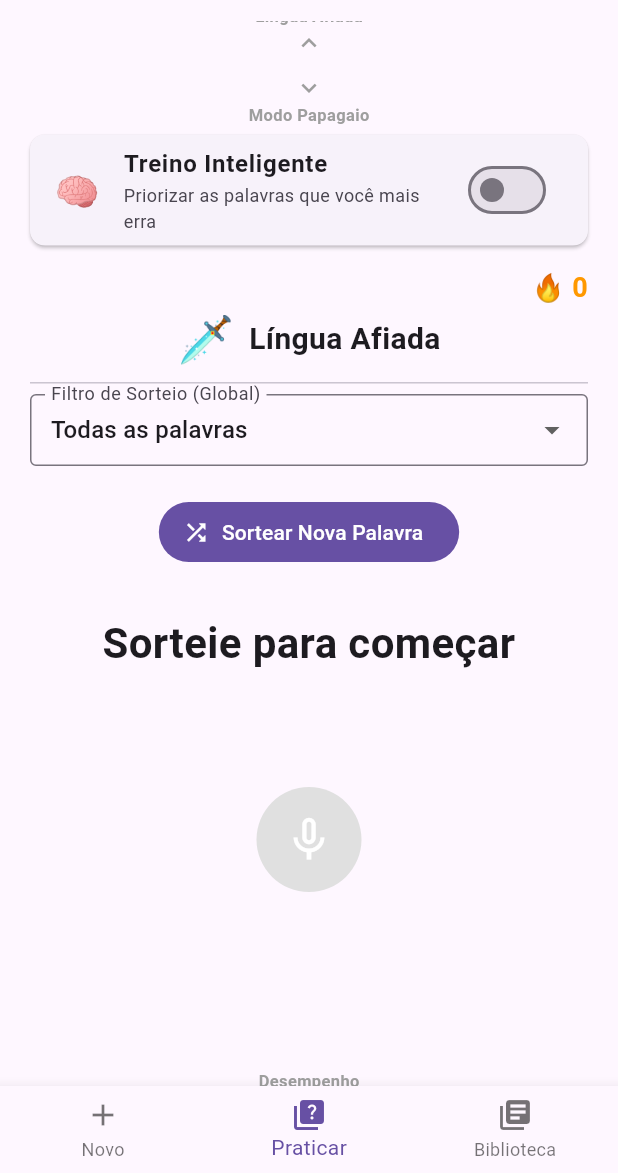
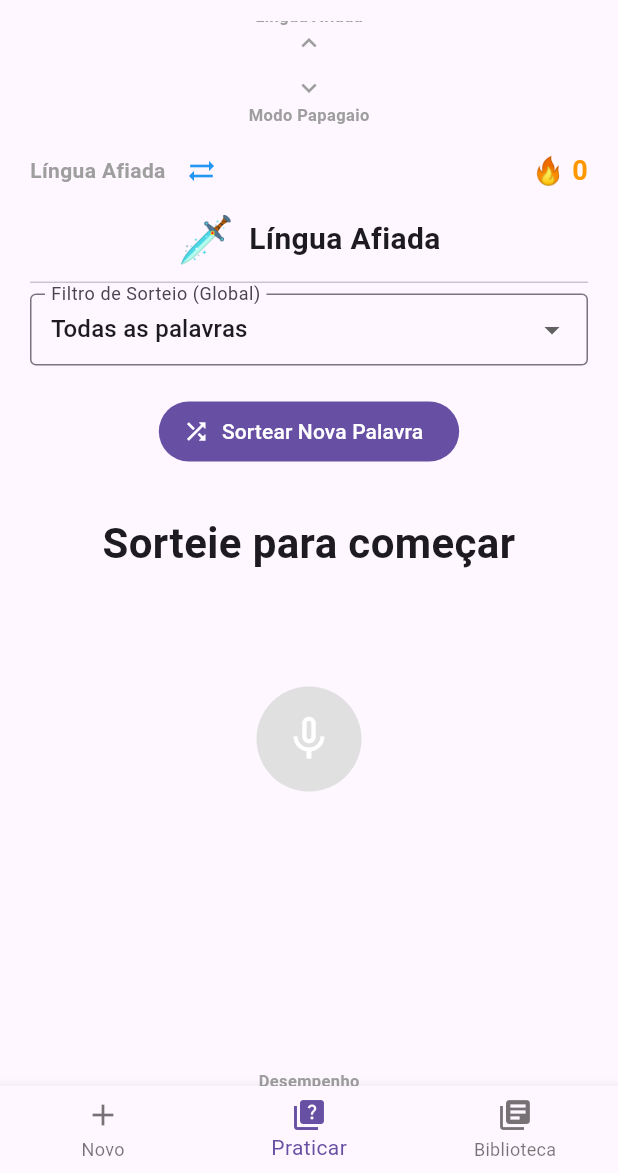
Before and after one commit to Pedrodinix/memory_word, a Flutter app: the screen it shows after launch, scrolled down 1152 dp, on a phone screen of 412 x 824 dp, the part 63-1236 px from its top. Run offline on Flutter 3.47's test engine with Material 3 defaults, Android fonts, the phone set to English and light mode, and no system bars; our stand-ins replace audioplayers, flutter_tts, image_picker, speech_to_text, sqflite; missing offline and left inert: translator; accounts and stored records are empty.

Commit message:
V9
Novidades e Melhorias no MemoryWord
🧠 Sistema de Repetição Espaçada & Treino Inteligente:

Implementação de um sistema de ranking de dificuldade por palavra com base na contagem de erros (escala de 0 a 6).

Indicadores Visuais de Cores: Cores dinâmicas na biblioteca e na tela de detalhes (🟢 Verde para palavras consolidadas, 🟡 Amarelo para nível médio e 🔴 Vermelho para palavras que exigem maior atenção).

Modo de Treino Inteligente: Um modo de estudo focado que prioriza automaticamente a exibição das palavras mais difíceis (vermelhas e amarelas) durante o treino.

✍️ Novo Modo "Escrita Afiada":

Adicionado como um modo alternativo de treino, permitindo ouvir a pronúncia da palavra na língua de estudo e testar a capacidade de escrita correta através do teclado.

📱 Otimização de Interface e Experiência de Utilizador (UX):

Anti-Overflow com Teclado: Integração de barras roláveis dinâmicas (SingleChildScrollView) em todas as abas de prática e registo, impedindo que o teclado virtual do telemóvel cubra os campos de texto ou botões de confirmação.

Confirmação por Enter/OK: Suporte completo para submeter respostas ou guardar palavras diretamente pressionando a tecla "Enter/OK" do teclado do telemóvel.

Modo Noturno Aprimorado: Ajuste de contraste e cores para garantir total legibilidade dos elementos em ambientes escuros.

🌐 Ajustes de Layout e Biblioteca:

Otimização do cabeçalho da biblioteca para suportar nomes de idiomas longos sem quebrar o layout (ex: Biblioteca (Inglês)), acompanhado do contador discreto do total de registos.

```diff
--- a/lib/main.dart
+++ b/lib/main.dart
@@ -34,7 +34,7 @@ final ValueNotifier<ThemeMode> appThemeMode = ValueNotifier(ThemeMode.light);
 final ValueNotifier<String> appLanguage = ValueNotifier('Inglês');
 final ValueNotifier<String> appNativeLanguage = ValueNotifier('Português');
 final ValueNotifier<bool> appFeedbackEnabled = ValueNotifier(true);
-final ValueNotifier<bool> appTreinoInteligente = ValueNotifier(false); // NOVO: Toggle Inteligente
+final ValueNotifier<bool> appTreinoInteligente = ValueNotifier(false);
 
 // --- MOTOR DE TRADUÇÃO GLOBAL ---
 String t(String text) {
@@ -111,7 +111,6 @@ String t(String text) {
     'Acertos / Erros:': {'en': 'Hits / Misses:', 'de': 'Treffer / Fehler:', 'es': 'Aciertos / Errores:', 'fr': 'Réussites / Échecs :'},
     'Combos Especiais 🎉:': {'en': 'Special Combos 🎉:', 'de': 'Spezielle Kombos 🎉:', 'es': 'Combos Especiales 🎉:', 'fr': 'Combos Spéciaux 🎉:'},
     'Tempo no Papagaio 🦜:': {'en': 'Parrot Time 🦜:', 'de': 'Papageienzeit 🦜:', 'es': 'Tiempo en Loro 🦜:', 'fr': 'Temps Perroquet 🦜:'},
-    'Sua Biblioteca em': {'en': 'Your Library in', 'de': 'Deine Bibliothek in', 'es': 'Tu Biblioteca en', 'fr': 'Votre Bibliothèque en'},
     'registradas': {'en': 'registered', 'de': 'registriert', 'es': 'registradas', 'fr': 'enregistrées'},
     'Pesquisar...': {'en': 'Search...', 'de': 'Suchen...', 'es': 'Buscar...', 'fr': 'Rechercher...'},
     'Nenhuma palavra encontrada.': {'en': 'No words found.', 'de': 'Keine Wörter gefunden.', 'es': 'No se encontraron palabras.', 'fr': 'Aucun mot trouvé.'},
@@ -127,13 +126,15 @@ String t(String text) {
     'Cancelar': {'en': 'Cancel', 'de': 'Abbrechen', 'es': 'Cancelar', 'fr': 'Annuler'},
     'Sim': {'en': 'Yes', 'de': 'Ja', 'es': 'Sí', 'fr': 'Oui'},
     'Excluir': {'en': 'Delete', 'de': 'Löschen', 'es': 'Eliminar', 'fr': 'Supprimer'},
-    // NOVOS TEXTOS DE TREINO INTELIGENTE
     'Treino Inteligente': {'en': 'Smart Training', 'de': 'Intelligentes Training', 'es': 'Entrenamiento Inteligente', 'fr': 'Entraînement Intelligent'},
     'Priorizar as palavras que você mais erra': {'en': 'Prioritize the words you miss the most', 'de': 'Priorisiere Wörter, die du oft falsch machst', 'es': 'Priorizar las palabras que más fallas', 'fr': 'Privilégier les mots que vous ratez le plus'},
     'Bom (Verde)': {'en': 'Good (Green)', 'de': 'Gut (Grün)', 'es': 'Bueno (Verde)', 'fr': 'Bon (Vert)'},
     'Médio (Amarelo)': {'en': 'Medium (Yellow)', 'de': 'Mittel (Gelb)', 'es': 'Medio (Amarillo)', 'fr': 'Moyen (Jaune)'},
     'Ruim (Vermelho)': {'en': 'Bad (Red)', 'de': 'Schlecht (Rot)', 'es': 'Deficiente (Rojo)', 'fr': 'Mauvais (Rouge)'},
     'Dificuldade Atual:': {'en': 'Current Difficulty:', 'de': 'Aktuelle Schwierigkeit:', 'es': 'Dificultad Actual:', 'fr': 'Difficulté Actuelle :'},
+    'Escrita Afiada': {'en': 'Sharp Writing', 'de': 'Scharfes Schreiben', 'es': 'Escritura Afilada', 'fr': 'Écriture Pointue'},
+    'Escrita Perfeita! 🎉': {'en': 'Perfect Writing! 🎉', 'de': 'Perfektes Schreiben! 🎉', 'es': '¡Escritura Perfecta! 🎉', 'fr': 'Écriture Parfaite ! 🎉'},
+    'Digite o que ouviu': {'en': 'Type what you heard', 'de': 'Tippe, was du gehört hast', 'es': 'Escribe lo que escuchaste', 'fr': 'Tapez ce que vous avez entendu'},
   };
   return dict[text]?[code] ?? text;
 }
@@ -187,9 +188,8 @@ class DatabaseHelper {
 
     return await openDatabase(
       fullPath,
-      version: 8, // Subiu para a versão 8 para suportar o Ranking
+      version: 8,
       onCreate: (db, version) async {
-        // Nova coluna 'erros' adicionada na criação principal
         await db.execute('''CREATE TABLE palavras (id INTEGER PRIMARY KEY AUTOINCREMENT, ingles TEXT NOT NULL, traducao TEXT NOT NULL, imagem TEXT, lingua TEXT NOT NULL DEFAULT 'Inglês', erros INTEGER DEFAULT 0)''');
         await db.execute('''CREATE TABLE configuracoes (chave TEXT PRIMARY KEY, valor TEXT)''');
         await db.execute('''CREATE TABLE estatisticas (data TEXT PRIMARY KEY, respondidas INTEGER DEFAULT 0, acertos INTEGER DEFAULT 0, erros INTEGER DEFAULT 0, especiais INTEGER DEFAULT 0, tempo_papagaio INTEGER DEFAULT 0)''');
@@ -209,31 +209,26 @@ class DatabaseHelper {
           await db.execute('''CREATE TABLE IF NOT EXISTS estatisticas_mensais (mes TEXT PRIMARY KEY, respondidas INTEGER DEFAULT 0, acertos INTEGER DEFAULT 0, erros INTEGER DEFAULT 0, especiais INTEGER DEFAULT 0, tempo_papagaio INTEGER DEFAULT 0)''');
         }
         if (oldVersion < 8) {
-          // Atualiza tabelas antigas para suportarem o novo sistema de pontuação
           try { await db.execute("ALTER TABLE palavras ADD COLUMN erros INTEGER DEFAULT 0"); } catch (_) {}
         }
       },
     );
   }
 
-  // --- LÓGICA DE DIFICULDADE DE PALAVRA (NOVO) ---
   Future<void> atualizarDificuldade(String ingles, String lingua, bool acertou) async {
     final db = await instance.database;
-    // Pega o erro máximo atual dessa palavra específica
     final res = await db.rawQuery('SELECT MAX(erros) as erros FROM palavras WHERE ingles = ? COLLATE NOCASE AND lingua = ?', [ingles, lingua]);
     int errosAtuais = 0;
     if (res.isNotEmpty && res.first['erros'] != null) {
       errosAtuais = (res.first['erros'] as num).toInt();
     }
 
-    // Matemática do Ranking (Verde: 0-2, Amarelo: 3-4, Vermelho: 5-6)
     if (acertou) {
-      errosAtuais = max(0, errosAtuais - 1); // Diminui erro até mínimo de 0
+      errosAtuais = max(0, errosAtuais - 1);
     } else {
-      errosAtuais = min(6, errosAtuais + 1); // Aumenta erro até máximo de 6
-    }
-
-    // Atualiza a pontuação em todos os significados dessa mesma palavra
+      errosAtuais = min(6, errosAtuais + 1);
+    }
+
     await db.execute('UPDATE palavras SET erros = ? WHERE ingles = ? COLLATE NOCASE AND lingua = ?', [errosAtuais, ingles, lingua]);
   }
 
@@ -291,16 +286,14 @@ class DatabaseHelper {
     await db.insert('palavras', row, conflictAlgorithm: ConflictAlgorithm.replace);
   }
 
-  // Lógica de Sorteio (Agora com suporte ao Treino Inteligente)
   Future<List<Map<String, dynamic>>> fetchCustomWords(String linguaAtual, String filtro, String customVal) async {
     final db = await instance.database;
     int limit = -1;
     if (filtro != 'todas') { limit = filtro == 'custom' ? (int.tryParse(customVal) ?? -1) : (int.tryParse(filtro) ?? -1); }
 
-    // Se o Treino Inteligente estiver ligado, força o banco de dados a priorizar os maiores erros
     String orderBy = 'MAX(id) DESC';
     if (appTreinoInteligente.value) {
-      orderBy = 'MAX(erros) DESC, RANDOM()'; // Mistura palavras dentro do mesmo nível de erro
+      orderBy = 'MAX(erros) DESC, RANDOM()';
     }
 
     String query = '''SELECT ingles, GROUP_CONCAT(traducao, '|') as traducoes, MAX(imagem) as imagem, MAX(erros) as erros FROM palavras WHERE lingua = ? GROUP BY ingles COLLATE NOCASE ORDER BY $orderBy''';
@@ -480,6 +473,9 @@ class _PracticeTabState extends State<PracticeTab> {
   Color _sharpResultColor = Colors.black;
   bool _hasAnsweredSharp = false;
 
+  bool _isSharpWriting = false; // NOVO: Flag para Modo Escrita Afiada
+  final _sharpAnswerCtrl = TextEditingController(); // NOVO: Controle de texto para Escrita Afiada
+
   @override
   void initState() {
     super.initState();
@@ -499,7 +495,7 @@ class _PracticeTabState extends State<PracticeTab> {
     if (oldWidget.currentLang != widget.currentLang) {
       if (_isParrotPlaying) _stopParrot();
       _currentWordNormal = null; _answerCtrl.clear(); _resultTextNormal = ''; _hasAnsweredNormal = false;
-      _currentWordSharp = null; _sharpResultText = ''; _spokenText = ''; _hasAnsweredSharp = false;
+      _currentWordSharp = null; _sharpResultText = ''; _spokenText = ''; _hasAnsweredSharp = false; _sharpAnswerCtrl.clear();
       _streak = 0; _nextMilestone = 10;
     }
   }
@@ -515,6 +511,7 @@ class _PracticeTabState extends State<PracticeTab> {
     _parrotCustomCtrl.dispose();
     _sharpCustomCtrl.dispose();
     _answerCtrl.dispose();
+    _sharpAnswerCtrl.dispose();
     super.dispose();
   }
 
@@ -524,7 +521,6 @@ class _PracticeTabState extends State<PracticeTab> {
 
   void _handleAnswer(bool isCorrect, String wordIngles) {
     DatabaseHelper.instance.registrarAtividade('respondidas');
-    // NOVO: Atualiza a dificuldade baseada na resposta da palavra exata
     DatabaseHelper.instance.atualizarDificuldade(wordIngles, widget.currentLang, isCorrect);
 
     if (isCorrect) {
@@ -578,8 +574,11 @@ class _PracticeTabState extends State<PracticeTab> {
     return ValueListenableBuilder<bool>(
         valueListenable: appTreinoInteligente,
         builder: (context, isSmart, child) {
+          bool isDark = Theme.of(context).brightness == Brightness.dark;
+          Color? cardColor = isSmart ? (isDark ? Colors.blue.withOpacity(0.2) : Colors.blue.shade50) : null;
+
           return Card(
-            color: isSmart ? Colors.blue.shade50 : null,
+            color: cardColor,
             margin: const EdgeInsets.only(bottom: 15),
             shape: RoundedRectangleBorder(borderRadius: BorderRadius.circular(10), side: BorderSide(color: isSmart ? Colors.blue : Colors.transparent, width: 2)),
             child: SwitchListTile(
@@ -590,7 +589,6 @@ class _PracticeTabState extends State<PracticeTab> {
               onChanged: (val) {
                 appTreinoInteligente.value = val;
                 DatabaseHelper.instance.updateConfig('treino_inteligente', val.toString());
-                // Força o re-sorteio de palavras ao ligar/desligar a dificuldade
                 if (!_isParrotPlaying && !_isListening) {
                   if (_pageController.page == 0) _drawWordNormal();
                   if (_pageController.page == 2) _drawWordSharp();
@@ -646,7 +644,7 @@ class _PracticeTabState extends State<PracticeTab> {
       }
     });
 
-    _handleAnswer(acertou, _currentWordNormal!['ingles']); // Passa a palavra original
+    _handleAnswer(acertou, _currentWordNormal!['ingles']);
     await Future.delayed(const Duration(milliseconds: 2500));
     if (mounted && _hasAnsweredNormal) { _drawWordNormal(); }
   }
@@ -739,7 +737,7 @@ class _PracticeTabState extends State<PracticeTab> {
     if (words.isEmpty) { setState(() { _sharpResultText = t('Nenhuma palavra encontrada.'); _sharpResultColor = Colors.blue; }); return; }
     setState(() {
       _currentWordSharp = words[Random().nextInt(words.length)];
-      _sharpResultText = ''; _spokenText = ''; _hasAnsweredSharp = false;
+      _sharpResultText = ''; _spokenText = ''; _hasAnsweredSharp = false; _sharpAnswerCtrl.clear();
     });
     _falar(_currentWordSharp!['ingles']);
   }
@@ -790,7 +788,29 @@ class _PracticeTabState extends State<PracticeTab> {
       }
     });
 
-    _handleAnswer(acertou, _currentWordSharp!['ingles']); // Passa a palavra original
+    _handleAnswer(acertou, _currentWordSharp!['ingles']);
+    await Future.delayed(const Duration(milliseconds: 2500));
+    if (mounted && _hasAnsweredSharp) { _drawWordSharp(); }
+  }
+
+  // NOVO: Função para verificar resposta do modo Escrita Afiada
+  void _verifyAnswerSharpWriting() async {
+    if (_currentWordSharp == null || _sharpAnswerCtrl.text.isEmpty || _hasAnsweredSharp) return;
+
+    setState(() { _hasAnsweredSharp = true; });
+    String target = _currentWordSharp!['ingles'].toString().toLowerCase().trim();
+    String userAnswer = _sharpAnswerCtrl.text.toLowerCase().trim();
+
+    bool acertou = (target == userAnswer);
+    setState(() {
+      if (acertou) {
+        _sharpResultText = t('Escrita Perfeita! 🎉'); _sharpResultColor = Colors.green;
+      } else {
+        _sharpResultText = '${t('Incorreta. O correto é:')} $target'; _sharpResultColor = Colors.red;
+      }
+    });
+
+    _handleAnswer(acertou, _currentWordSharp!['ingles']);
     await Future.delayed(const Duration(milliseconds: 2500));
     if (mounted && _hasAnsweredSharp) { _drawWordSharp(); }
   }
@@ -853,11 +873,12 @@ class _PracticeTabState extends State<PracticeTab> {
     return Column(
       children: [
         Expanded(
-          child: Padding(
+          // NOVO: SingleChildScrollView permite rolar e ajusta-se ao subir o teclado
+          child: SingleChildScrollView(
             padding: const EdgeInsets.symmetric(horizontal: 20.0, vertical: 10.0),
             child: Column(
               children: [
-                _buildSmartTrainingToggle(), // CHAVE DE DIFICULDADE AQUI
+                _buildSmartTrainingToggle(),
                 Row(mainAxisAlignment: MainAxisAlignment.spaceBetween, children: [
                   Row(
                     children: [
@@ -889,6 +910,8 @@ class _PracticeTabState extends State<PracticeTab> {
                 TextField(
                     controller: _answerCtrl,
                     enabled: _currentWordNormal != null && !_hasAnsweredNormal,
+                    textInputAction: TextInputAction.done, // NOVO: Muda o botão Enter para 'Feito/OK'
+                    onSubmitted: (_) => _verifyAnswerNormal(), // NOVO: Submete ao apertar Enter
                     decoration: InputDecoration(
                         labelText: _isReversedNormal ? "${t('Responder em')} ${t(widget.currentLang)}" : t('Sua Tradução'),
                         border: const OutlineInputBorder()
@@ -904,7 +927,7 @@ class _PracticeTabState extends State<PracticeTab> {
                 Text(_resultTextNormal, style: TextStyle(fontSize: 18, color: _resultColorNormal, fontWeight: FontWeight.bold), textAlign: TextAlign.center),
                 const SizedBox(height: 10),
                 if (_resultTextNormal.isNotEmpty && _currentWordNormal?['imagem'] != null && _currentWordNormal!['imagem'] != '')
-                  Expanded(child: Image.file(File(_currentWordNormal!['imagem']), fit: BoxFit.contain))
+                  Image.file(File(_currentWordNormal!['imagem']), height: 150, fit: BoxFit.contain)
               ],
             ),
           ),
@@ -923,7 +946,6 @@ class _PracticeTabState extends State<PracticeTab> {
             padding: const EdgeInsets.symmetric(horizontal: 20.0),
             child: Column(
               children: [
-                _buildSmartTrainingToggle(), // CHAVE DE DIFICULDADE AQUI
                 Row(mainAxisAlignment: MainAxisAlignment.center, children: [ const Text('🦜', style: TextStyle(fontSize: 30)), const SizedBox(width: 10), Text(t('Modo Papagaio'), style: const TextStyle(fontSize: 20, fontWeight: FontWeight.bold)) ]),
                 const Divider(height: 15),
 
@@ -970,16 +992,27 @@ class _PracticeTabState extends State<PracticeTab> {
       children: [
         _buildMinimalArrow(Icons.keyboard_arrow_down, t("Modo Papagaio"), () => _pageController.animateToPage(1, duration: const Duration(milliseconds: 500), curve: Curves.easeInOut)),
         Expanded(
-          child: Padding(
+          child: SingleChildScrollView( // NOVO: SingleChildScrollView para prevenir overflow do teclado na Escrita Afiada
             padding: const EdgeInsets.symmetric(horizontal: 20.0),
-            child: SingleChildScrollView(
             child: Column(
               children: [
-                  _buildSmartTrainingToggle(), // CHAVE DE DIFICULDADE AQUI
                 Row(mainAxisAlignment: MainAxisAlignment.spaceBetween, children: [
-                    const Text(""), Text("🔥 $_streak", style: const TextStyle(color: Colors.orange, fontWeight: FontWeight.bold, fontSize: 18)),
+                  Row(
+                    children: [
+                      Text(_isSharpWriting ? t("Escrita Afiada") : t("Língua Afiada"), style: const TextStyle(color: Colors.grey, fontWeight: FontWeight.bold)),
+                      IconButton(
+                        icon: const Icon(Icons.sync_alt, color: Colors.blue, size: 20),
+                        tooltip: t("Inverter Modo"),
+                        onPressed: () {
+                          setState(() { _isSharpWriting = !_isSharpWriting; });
+                          _drawWordSharp();
+                        },
+                      ),
+                    ],
+                  ),
+                  Text("🔥 $_streak", style: const TextStyle(color: Colors.orange, fontWeight: FontWeight.bold, fontSize: 18)),
                 ]),
-                  Row(mainAxisAlignment: MainAxisAlignment.center, children: [ const Text('🗡️', style: TextStyle(fontSize: 30)), const SizedBox(width: 10), Text(t('Língua Afiada'), style: const TextStyle(fontSize: 20, fontWeight: FontWeight.bold)) ]),
+                Row(mainAxisAlignment: MainAxisAlignment.center, children: [ Text(_isSharpWriting ? '✍️' : '🗡️', style: const TextStyle(fontSize: 30)), const SizedBox(width: 10), Text(_isSharpWriting ? t('Escrita Afiada') : t('Língua Afiada'), style: const TextStyle(fontSize: 20, fontWeight: FontWeight.bold)) ]),
                 const Divider(height: 15),
 
                 DropdownButtonFormField<String>(
@@ -1001,8 +1034,8 @@ class _PracticeTabState extends State<PracticeTab> {
                 Row(
                   mainAxisAlignment: MainAxisAlignment.center,
                   children: [
-                      Flexible(child: Text(_currentWordSharp?['ingles'] ?? t('Sorteie para começar'), style: const TextStyle(fontSize: 28, fontWeight: FontWeight.bold), textAlign: TextAlign.center)),
-                      if (_currentWordSharp != null) IconButton(icon: const Icon(Icons.volume_up, color: Colors.blue, size: 35), tooltip: t("Falar"), onPressed: () => _falar(_currentWordSharp!['ingles'])),
+                    Flexible(child: Text(_currentWordSharp?['ingles'] ?? t('Sorteie para começar'), style: TextStyle(fontSize: 28, fontWeight: FontWeight.bold, color: _isSharpWriting ? Colors.transparent : null), textAlign: TextAlign.center)),
+                    if (_currentWordSharp != null) IconButton(icon: const Icon(Icons.volume_up, color: Colors.blue, size: 45), tooltip: t("Falar"), onPressed: () => _falar(_currentWordSharp!['ingles'])),
                   ],
                 ),
 
@@ -1015,6 +1048,8 @@ class _PracticeTabState extends State<PracticeTab> {
                 Text(_sharpResultText, style: TextStyle(fontSize: 18, color: _sharpResultColor, fontWeight: FontWeight.bold), textAlign: TextAlign.center),
                 const SizedBox(height: 20),
 
+                if (!_isSharpWriting) ...[
+                  // MODO VOZ (Língua Afiada Clássico)
                   GestureDetector(
                     onTap: (_currentWordSharp == null || _hasAnsweredSharp) ? null : _listenSharp,
                     child: CircleAvatar(
@@ -1026,8 +1061,26 @@ class _PracticeTabState extends State<PracticeTab> {
                   const SizedBox(height: 10),
                   Text(_isListening ? t("A escutar... Fale agora!") : (_currentWordSharp == null ? "" : t("Toque para falar")), style: const TextStyle(fontWeight: FontWeight.bold, fontSize: 13)),
                   const SizedBox(height: 20),
-                ],
-              ),
+                ] else ...[
+                  // MODO TEXTO (Escrita Afiada)
+                  TextField(
+                      controller: _sharpAnswerCtrl,
+                      enabled: _currentWordSharp != null && !_hasAnsweredSharp,
+                      textInputAction: TextInputAction.done,
+                      onSubmitted: (_) => _verifyAnswerSharpWriting(),
+                      decoration: InputDecoration(
+                          labelText: t('Digite o que ouviu'),
+                          border: const OutlineInputBorder()
+                      ),
+                      onChanged: (v) => setState((){})
+                  ),
+                  const SizedBox(height: 15),
+                  ElevatedButton(
+                      onPressed: (_currentWordSharp == null || _sharpAnswerCtrl.text.isEmpty || _hasAnsweredSharp) ? null : _verifyAnswerSharpWriting,
+                      child: Text(t('Confirmar Resposta'))
+                  ),
+                ]
+              ],
             ),
           ),
         ),
@@ -1334,7 +1387,6 @@ class _RegisterTabState extends State<RegisterTab> {
         );
         if (addAnother != true) return;
       }
-      // Nova palavra entra sempre com 'erros: 0' (Verde) pelo SQLite Default.
       await db.insertWord({'ingles': _inglesCtrl.text.trim(), 'traducao': _traducaoCtrl.text.trim(), 'imagem': _imageFile?.path ?? '', 'lingua': widget.currentLang});
       if (!mounted) return;
       ScaffoldMessenger.of(context).showSnackBar(SnackBar(content: Text(t('Palavra salva com sucesso!')), backgroundColor: Colors.green));
@@ -1354,13 +1406,22 @@ class _RegisterTabState extends State<RegisterTab> {
           const SizedBox(height: 15),
           Row(
             children: [
-              Expanded(child: TextField(controller: _inglesCtrl, decoration: InputDecoration(labelText: "${t('Palavra em')} ${t(widget.currentLang)}", border: const OutlineInputBorder()))),
+              Expanded(child: TextField(
+                  controller: _inglesCtrl,
+                  textInputAction: TextInputAction.next, // Teclado avança para o campo seguinte
+                  decoration: InputDecoration(labelText: "${t('Palavra em')} ${t(widget.currentLang)}", border: const OutlineInputBorder())
+              )),
               IconButton(icon: const Icon(Icons.volume_up, color: Colors.blue), tooltip: t("Falar"), onPressed: () => _falar(_inglesCtrl.text.trim())),
               IconButton(icon: _isTranslating ? const SizedBox(width: 24, height: 24, child: CircularProgressIndicator(strokeWidth: 2)) : const Icon(Icons.g_translate, color: Colors.blue), onPressed: _translateWord),
             ],
           ),
           const SizedBox(height: 15),
-          TextField(controller: _traducaoCtrl, decoration: InputDecoration(labelText: t('Significado / Tradução'), border: const OutlineInputBorder())),
+          TextField(
+              controller: _traducaoCtrl,
+              textInputAction: TextInputAction.done, // NOVO: Botão de confirmar no teclado
+              onSubmitted: (_) => _saveWord(), // NOVO: Salva quando aperta confirmar
+              decoration: InputDecoration(labelText: t('Significado / Tradução'), border: const OutlineInputBorder())
+          ),
           const SizedBox(height: 20),
           Row(
             mainAxisAlignment: MainAxisAlignment.spaceEvenly,
@@ -1415,7 +1476,7 @@ class _LibraryTabState extends State<LibraryTab> {
 
   void _abrirDetalhes(String ingles) async {
     await Navigator.push(context, MaterialPageRoute(builder: (context) => WordDetailsScreen(ingles: ingles, currentLang: widget.currentLang)));
-    _loadWords(_searchCtrl.text); // Recarrega se houve alterações
+    _loadWords(_searchCtrl.text);
   }
 
   @override
@@ -1429,7 +1490,8 @@ class _LibraryTabState extends State<LibraryTab> {
             crossAxisAlignment: CrossAxisAlignment.baseline,
             textBaseline: TextBaseline.alphabetic,
             children: [
-              Text("${t('Sua Biblioteca em')} ${t(widget.currentLang)}", style: const TextStyle(fontSize: 20, fontWeight: FontWeight.bold)),
+              // NOVO: Texto curto com Flexible e Ellipsis para prevenir overflow do texto gigante[cite: 12]
+              Flexible(child: Text("${t('Biblioteca')} (${t(widget.currentLang)})", style: const TextStyle(fontSize: 20, fontWeight: FontWeight.bold), overflow: TextOverflow.ellipsis)),
               const SizedBox(width: 8),
               Text("($_totalWordsCount ${t('registradas')})", style: const TextStyle(fontSize: 12, color: Colors.grey)),
             ],
@@ -1450,7 +1512,6 @@ class _LibraryTabState extends State<LibraryTab> {
                 final word = _distinctWords[index];
                 final hasImage = word['imagem'] != null && word['imagem'].toString().isNotEmpty;
 
-                // NOVO: Cálculo das Cores do Ranking!
                 int erros = word['erros'] ?? 0;
                 Color dotColor = erros >= 5 ? Colors.red : (erros >= 3 ? Colors.amber : Colors.green);
 
@@ -1466,7 +1527,6 @@ class _LibraryTabState extends State<LibraryTab> {
                     trailing: Row(
                       mainAxisSize: MainAxisSize.min,
                       children: [
-                        // NOVO: A Bolinha de Dificuldade
                         Container(width: 14, height: 14, decoration: BoxDecoration(color: dotColor, shape: BoxShape.circle)),
                         const SizedBox(width: 10),
                         const Icon(Icons.chevron_right, color: Colors.grey),
@@ -1531,7 +1591,6 @@ class _WordDetailsScreenState extends State<WordDetailsScreen> {
       ),
       body: Column(
         children: [
-          // Banner mostrando a Dificuldade Atual da Palavra
           Container(
             color: difColor.withOpacity(0.15),
             width: double.infinity,
@@ -1586,7 +1645,7 @@ class _EditWordScreenState extends State<EditWordScreen> {
   late TextEditingController _inglesCtrl;
   final List<Map<String, dynamic>> _editMeanings = [];
   final ImagePicker _picker = ImagePicker();
-  int _currentErrors = 0; // Armazena a dificuldade atual ao editar
+  int _currentErrors = 0;
 
   @override
   void initState() {
@@ -1648,7 +1707,6 @@ class _EditWordScreenState extends State<EditWordScreen> {
       for (var m in _editMeanings) {
         String tradText = (m['traducao'] as TextEditingController).text.trim();
         if (tradText.isNotEmpty) {
-          // Re-insere mantendo o ranking de erros que a palavra já tinha
           await db.insertWord({ 'ingles': _inglesCtrl.text.trim(), 'traducao': tradText, 'imagem': m['imagem'], 'lingua': widget.currentLang, 'erros': _currentErrors });
         }
       }
```
Lines whose indentation alone changed are shown as unchanged.
